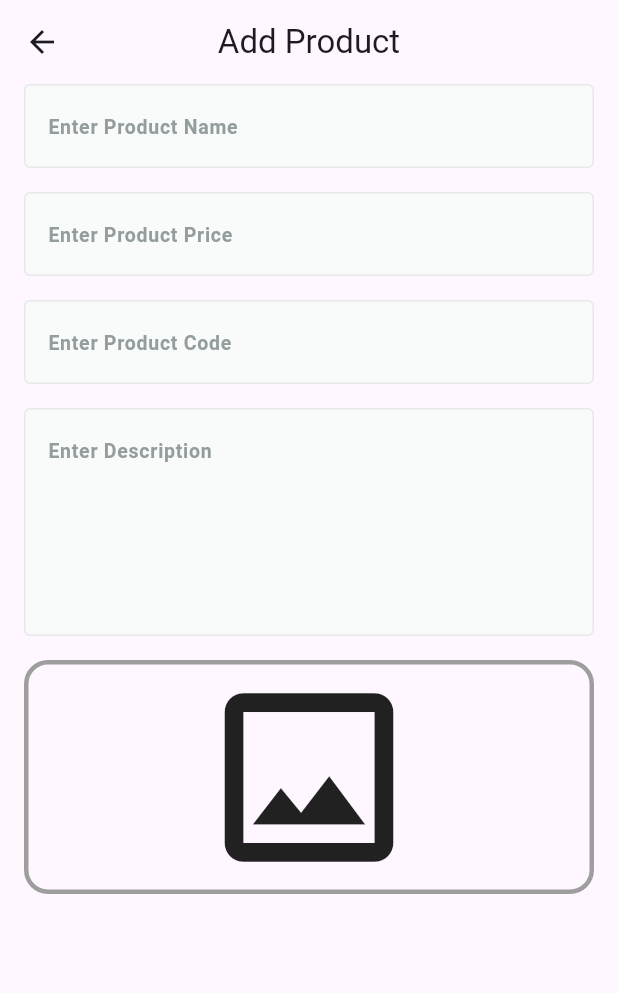
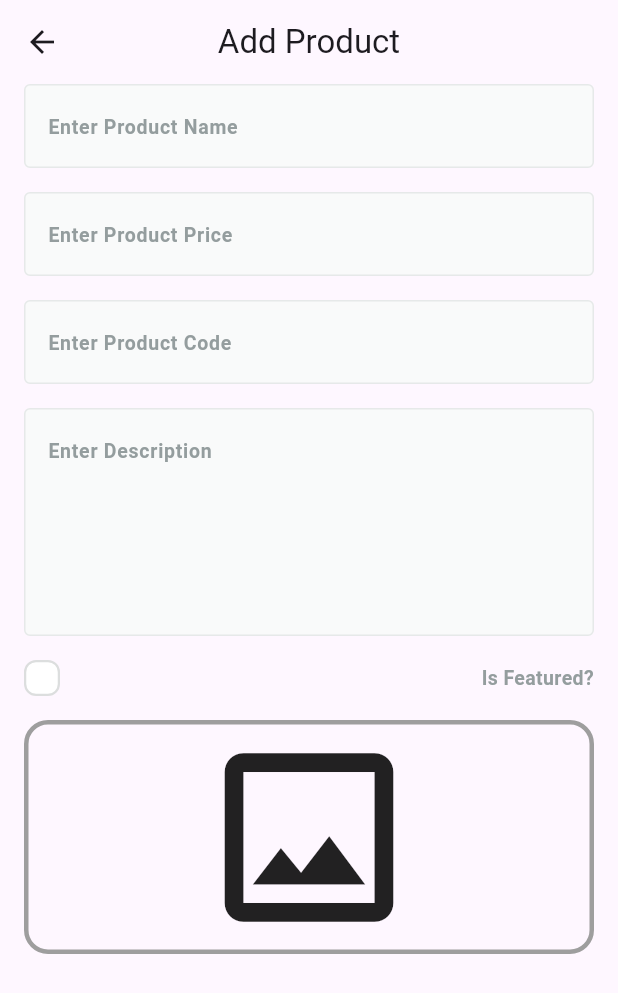
Before and after one commit to AmrElzohairy/fruits_hub_dashboard, a Flutter app: the AddProductView screen opened by its route, on a phone screen of 412 x 824 dp. Shown: the top 993 px of the screen. Run offline on Flutter 3.47's test engine with Material 3 defaults, Android fonts, the phone set to English and light mode, and no system bars; drawn by our look-alikes of skeletonizer; our stand-ins replace firebase_core, image_picker; accounts and stored records are empty.

Commit message:
Add CustomCheckBox and IsFeaturedChecked widget
Implemented a `CustomCheckBox` widget for a customizable checkbox with animation and integrated it into the `AddProductViewBody` through the `IsFeaturedChecked` widget. This allows users to toggle the "Is Featured" option when adding a product.

```diff
--- /dev/null
+++ b/lib/core/widgets/custom_check_box.dart
@@ -0,0 +1,39 @@
+import 'package:flutter/material.dart';
+
+import '../../../../../core/utils/app_colors.dart';
+
+class CustomCheckBox extends StatelessWidget {
+  const CustomCheckBox(
+      {super.key, required this.isChecked, required this.onChecked});
+  final bool isChecked;
+  final ValueChanged<bool> onChecked;
+  @override
+  Widget build(BuildContext context) {
+    return GestureDetector(
+      onTap: () {
+        onChecked(!isChecked);
+      },
+      child: AnimatedContainer(
+        width: 24,
+        height: 24,
+        duration: const Duration(milliseconds: 100),
+        decoration: ShapeDecoration(
+          color: isChecked ? AppColors.primaryColor : Colors.white,
+          shape: RoundedRectangleBorder(
+            side: BorderSide(
+              width: 1.50,
+              color: isChecked ? Colors.transparent : const Color(0xFFDCDEDE),
+            ),
+            borderRadius: BorderRadius.circular(8),
+          ),
+        ),
+        child: isChecked
+            ? const Icon(
+                Icons.check,
+                color: Colors.white,
+              )
+            : const SizedBox(),
+      ),
+    );
+  }
+}
--- a/lib/features/add_product/presentation/ui/widgets/add_product_view_body.dart
+++ b/lib/features/add_product/presentation/ui/widgets/add_product_view_body.dart
@@ -1,6 +1,7 @@
 import 'package:flutter/material.dart';
 import 'package:fruits_hub_dashboard/core/widgets/custom_text_form_feild.dart';
 import 'package:fruits_hub_dashboard/features/add_product/presentation/ui/widgets/image_field.dart';
+import 'package:fruits_hub_dashboard/features/add_product/presentation/ui/widgets/terms_an_conditions.dart';
 
 class AddProductViewBody extends StatefulWidget {
   const AddProductViewBody({super.key});
@@ -51,6 +52,12 @@ class _AddProductViewBodyState extends State<AddProductViewBody> {
                 const SizedBox(
                   height: 16,
                 ),
+                IsFeaturedChecked(
+                  onChanged: (value) {},
+                ),
+                const SizedBox(
+                  height: 16,
+                ),
                 ImageField(
                   onValueChanged: (image) {},
                 ),
--- /dev/null
+++ b/lib/features/add_product/presentation/ui/widgets/terms_an_conditions.dart
@@ -0,0 +1,49 @@
+import 'package:flutter/material.dart';
+import 'package:flutter/widgets.dart';
+import '../../../../../core/utils/app_text_styles.dart';
+import '../../../../../core/widgets/custom_check_box.dart';
+
+class IsFeaturedChecked extends StatefulWidget {
+  const IsFeaturedChecked({super.key, required this.onChanged});
+
+  final ValueChanged<bool> onChanged;
+  @override
+  State<IsFeaturedChecked> createState() => _IsFeaturedCheckedState();
+}
+
+class _IsFeaturedCheckedState extends State<IsFeaturedChecked> {
+  bool isTermsAccepted = false;
+  @override
+  Widget build(BuildContext context) {
+    return Row(
+      children: [
+        CustomCheckBox(
+          onChecked: (value) {
+            isTermsAccepted = value;
+            widget.onChanged(value);
+            setState(() {});
+          },
+          isChecked: isTermsAccepted,
+        ),
+        const SizedBox(
+          width: 16,
+        ),
+        Expanded(
+          child: Text.rich(
+            TextSpan(
+              children: [
+                TextSpan(
+                  text: 'Is Featured?',
+                  style: TextStyles.semiBold13.copyWith(
+                    color: const Color(0xFF949D9E),
+                  ),
+                ),
+              ],
+            ),
+            textAlign: TextAlign.right,
+          ),
+        )
+      ],
+    );
+  }
+}
```
